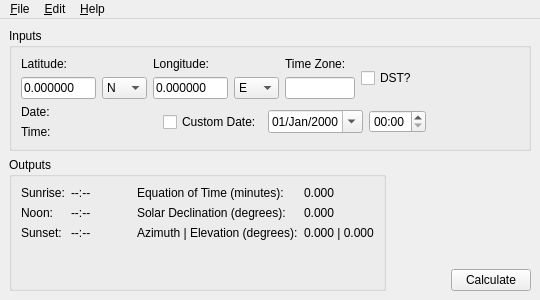
Qt form src/MainWindow.ui (codymj/SolarCalculator) before a commit.
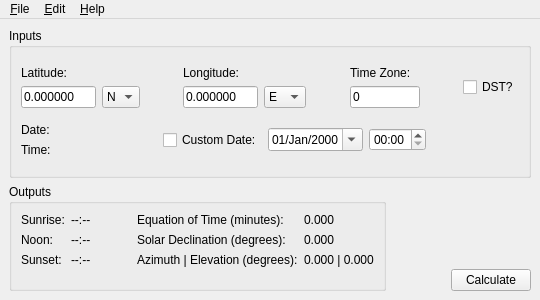
The same form after that commit.

Commit message: Update MainWindow ui + fix load bug

The edit to the form file:
```diff
--- a/src/MainWindow.ui
+++ b/src/MainWindow.ui
@@ -12,14 +12,14 @@
   </property>
   <property name="minimumSize">
    <size>
-    <width>540</width>
-    <height>300</height>
+    <width>200</width>
+    <height>200</height>
    </size>
   </property>
   <property name="maximumSize">
    <size>
-    <width>540</width>
-    <height>300</height>
+    <width>1000</width>
+    <height>1000</height>
    </size>
   </property>
   <property name="windowTitle">
@@ -29,6 +29,12 @@
    <layout class="QGridLayout" name="gridLayout_3">
     <item row="0" column="0" colspan="3">
      <widget class="QGroupBox" name="groupBox">
+      <property name="minimumSize">
+       <size>
+        <width>0</width>
+        <height>150</height>
+       </size>
+      </property>
       <property name="title">
        <string>Inputs</string>
       </property>
@@ -101,6 +107,19 @@
            </item>
           </layout>
          </item>
+         <item>
+          <spacer name="horizontalSpacer">
+           <property name="orientation">
+            <enum>Qt::Horizontal</enum>
+           </property>
+           <property name="sizeHint" stdset="0">
+            <size>
+             <width>20</width>
+             <height>20</height>
+            </size>
+           </property>
+          </spacer>
+         </item>
          <item>
           <layout class="QVBoxLayout" name="verticalLayout_2">
            <item>
@@ -167,6 +186,19 @@
            </item>
           </layout>
          </item>
+         <item>
+          <spacer name="horizontalSpacer_2">
+           <property name="orientation">
+            <enum>Qt::Horizontal</enum>
+           </property>
+           <property name="sizeHint" stdset="0">
+            <size>
+             <width>20</width>
+             <height>20</height>
+            </size>
+           </property>
+          </spacer>
+         </item>
          <item>
           <layout class="QVBoxLayout" name="verticalLayout_3">
            <item>
@@ -196,10 +228,29 @@
              <property name="toolTip">
               <string>&lt;html&gt;&lt;head/&gt;&lt;body&gt;&lt;p&gt;UTC offset of the location. For example, Florida, US' UTC offset is -5. China's UTC offset is 8. For 15 minute offsets, such as in Nepal (UTC +5:45), enter 5.75.&lt;/p&gt;&lt;/body&gt;&lt;/html&gt;</string>
              </property>
+             <property name="text">
+              <string>0</string>
+             </property>
+             <property name="maxLength">
+              <number>5</number>
+             </property>
             </widget>
            </item>
           </layout>
          </item>
+         <item>
+          <spacer name="horizontalSpacer_6">
+           <property name="orientation">
+            <enum>Qt::Horizontal</enum>
+           </property>
+           <property name="sizeHint" stdset="0">
+            <size>
+             <width>20</width>
+             <height>20</height>
+            </size>
+           </property>
+          </spacer>
+         </item>
          <item>
           <widget class="QCheckBox" name="dstCheckBox">
            <property name="toolTip">
@@ -459,7 +510,7 @@
       <property name="sizeHint" stdset="0">
        <size>
         <width>20</width>
-        <height>82</height>
+        <height>75</height>
        </size>
       </property>
      </spacer>
@@ -471,7 +522,7 @@
       </property>
       <property name="sizeHint" stdset="0">
        <size>
-        <width>31</width>
+        <width>24</width>
         <height>20</height>
        </size>
       </property>
```
The commit also changes 6 other files.
